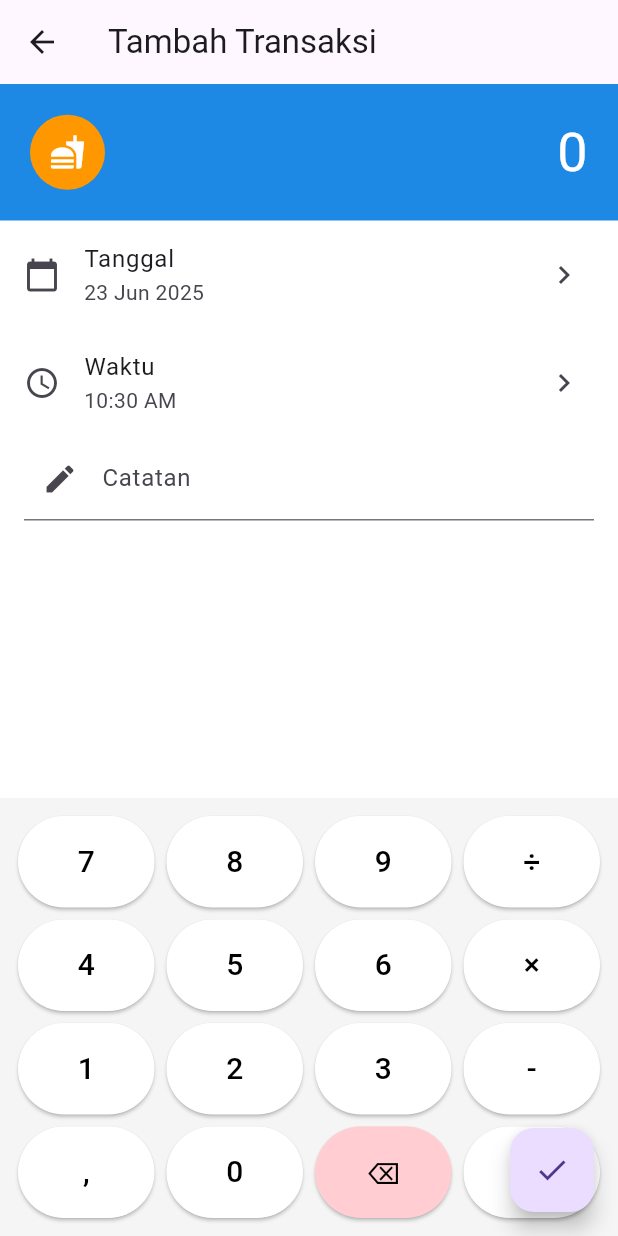
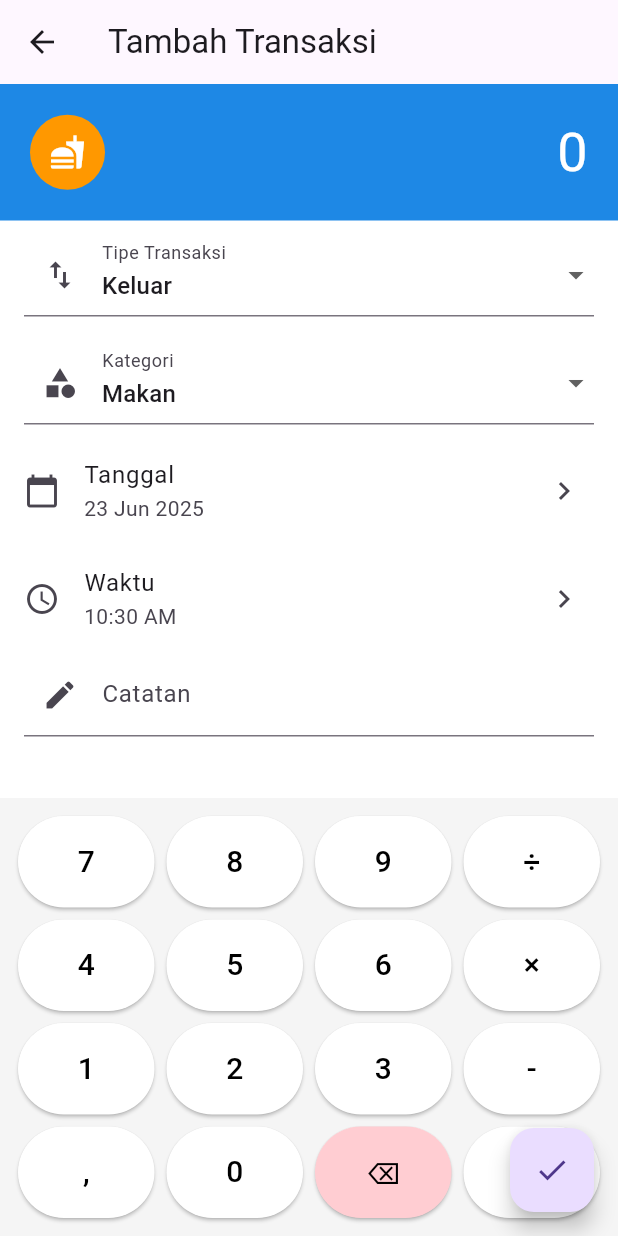
Before and after one commit to gabut-oy/bendahara_app, a Flutter app: the TransaksiFormPage screen opened directly, on a phone screen of 412 x 824 dp. Run offline on Flutter 3.47's test engine with Material 3 defaults, Android fonts, the phone set to English and light mode, and no system bars; our stand-ins replace supabase_flutter; accounts and stored records are empty.

Commit message:
tampilan Trans 02

```diff
--- a/lib/pages/transaksi_form_page.dart
+++ b/lib/pages/transaksi_form_page.dart
@@ -2,7 +2,6 @@ import 'package:flutter/material.dart';
 import 'package:uuid/uuid.dart';
 import '../services/supabase_service.dart';
 import 'package:intl/intl.dart';
-
 
 class TransaksiFormPage extends StatefulWidget {
   const TransaksiFormPage({super.key});
@@ -16,6 +15,17 @@ class _TransaksiFormPageState extends State<TransaksiFormPage> {
   DateTime selectedDate = DateTime.now();
   TimeOfDay selectedTime = TimeOfDay.now();
   String jumlah = "";
+  String selectedTipe = 'keluar';
+  String selectedKategori = 'Makan';
+
+  final List<String> tipeOptions = ['masuk', 'keluar'];
+  final List<String> kategoriOptions = [
+    'Makan',
+    'Transportasi',
+    'Belanja',
+    'Gaji',
+    'Lainnya'
+  ];
 
   void tambahAngka(String angka) {
     setState(() {
@@ -53,6 +63,34 @@ class _TransaksiFormPageState extends State<TransaksiFormPage> {
     }
   }
 
+  Future<void> simpanTransaksi() async {
+    final uuid = Uuid();
+    final tanggalWaktu = DateTime(
+      selectedDate.year,
+      selectedDate.month,
+      selectedDate.day,
+      selectedTime.hour,
+      selectedTime.minute,
+    );
+
+    try {
+      await SupabaseService().client.from('transaksi').insert({
+        'id': uuid.v4(),
+        'jumlah': int.tryParse(jumlah.replaceAll(',', '')) ?? 0,
+        'tipe': selectedTipe,
+        'kategori': selectedKategori,
+        'tanggal': tanggalWaktu.toIso8601String(),
+        'waktu': DateFormat('HH:mm').format(tanggalWaktu),
+        'catatan': catatanCtrl.text,
+      });
+      Navigator.pop(context);
+    } catch (e) {
+      ScaffoldMessenger.of(context).showSnackBar(
+        SnackBar(content: Text('Gagal simpan: $e')),
+      );
+    }
+  }
+
   @override
   Widget build(BuildContext context) {
     final tanggalFormatted = DateFormat('dd MMM yyyy').format(selectedDate);
@@ -83,6 +121,48 @@ class _TransaksiFormPageState extends State<TransaksiFormPage> {
                   ),
                 ),
               ],
+            ),
+          ),
+
+          // Tipe dropdown
+          Padding(
+            padding: const EdgeInsets.symmetric(horizontal: 16, vertical: 8),
+            child: DropdownButtonFormField<String>(
+              decoration: const InputDecoration(
+                labelText: 'Tipe Transaksi',
+                prefixIcon: Icon(Icons.swap_vert),
+              ),
+              value: selectedTipe,
+              items: tipeOptions.map((tipe) {
+                return DropdownMenuItem(
+                  value: tipe,
+                  child: Text(tipe.capitalize()),
+                );
+              }).toList(),
+              onChanged: (value) {
+                if (value != null) setState(() => selectedTipe = value);
+              },
+            ),
+          ),
+
+          // Kategori dropdown
+          Padding(
+            padding: const EdgeInsets.symmetric(horizontal: 16, vertical: 8),
+            child: DropdownButtonFormField<String>(
+              decoration: const InputDecoration(
+                labelText: 'Kategori',
+                prefixIcon: Icon(Icons.category),
+              ),
+              value: selectedKategori,
+              items: kategoriOptions.map((kategori) {
+                return DropdownMenuItem(
+                  value: kategori,
+                  child: Text(kategori),
+                );
+              }).toList(),
+              onChanged: (value) {
+                if (value != null) setState(() => selectedKategori = value);
+              },
             ),
           ),
 
@@ -158,15 +238,12 @@ class _TransaksiFormPageState extends State<TransaksiFormPage> {
       ),
       floatingActionButton: FloatingActionButton(
         child: const Icon(Icons.check),
-        onPressed: () {
-          // Di sini bisa ditambahkan logika simpan ke Supabase
-          print("Jumlah: $jumlah");
-          print("Tanggal: $tanggalFormatted");
-          print("Waktu: $waktuFormatted");
-          print("Catatan: ${catatanCtrl.text}");
-          Navigator.pop(context);
-        },
+        onPressed: () => simpanTransaksi(),
       ),
     );
   }
 }
+
+extension StringCasingExtension on String {
+  String capitalize() => isEmpty ? this : '${this[0].toUpperCase()}${substring(1)}';
+}
```
